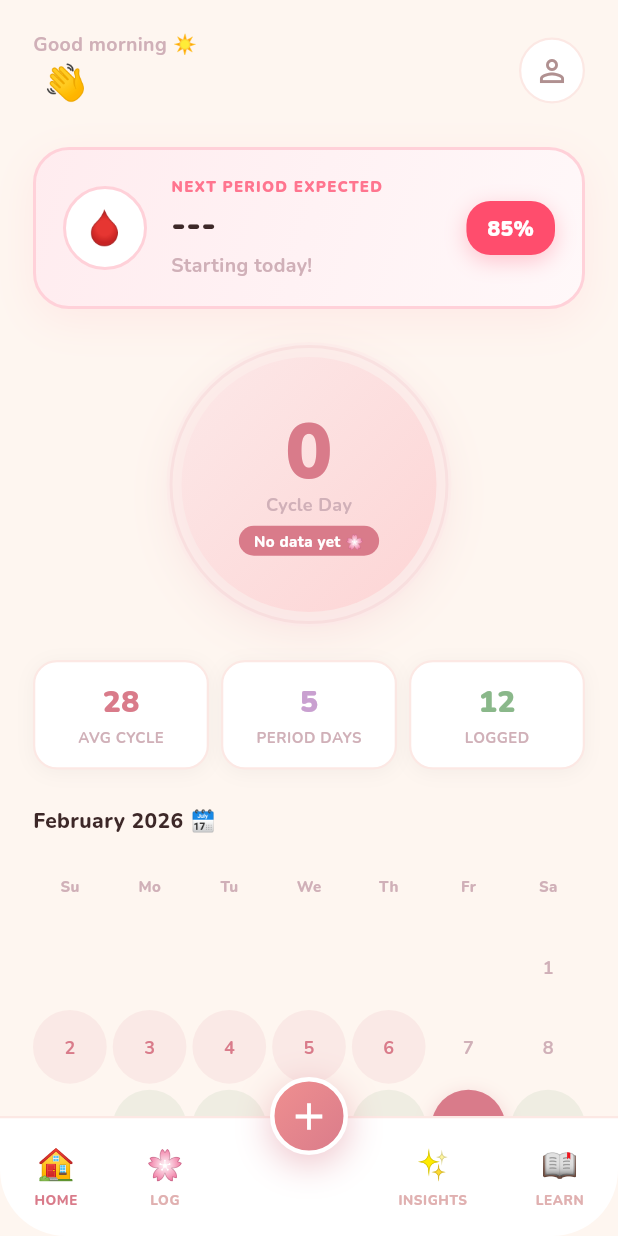
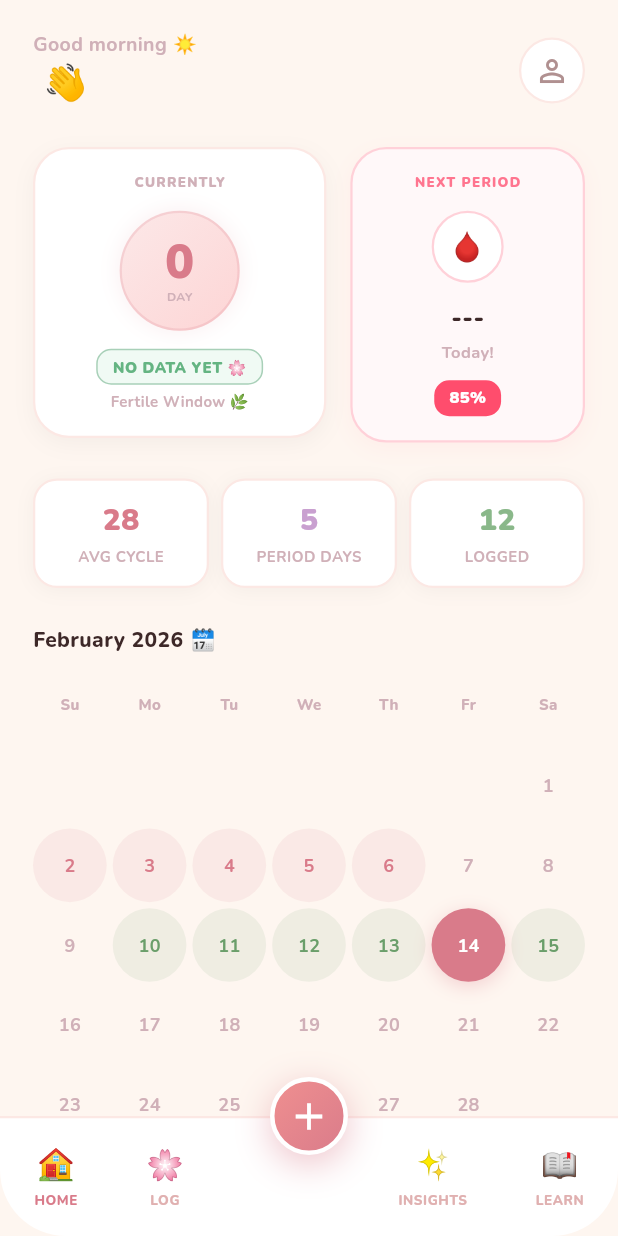
Before and after one commit to its-me-gayan/MeTrustual, a Flutter app: the HomeScreen screen opened by its route, on a phone screen of 412 x 824 dp. Run offline on Flutter 3.47's test engine with Material 3 defaults, Android fonts, the phone set to English and light mode, and no system bars; our stand-ins replace cloud_firestore, easy_localization, firebase_auth, firebase_core, firebase_storage, flutter_riverpod and 3 more; accounts and stored records are empty.

Commit message:
UI: Redesign Home Screen with side-by-side compact layout for Cycle and Next Period

```diff
--- a/lib/features/home/screens/home_screen.dart
+++ b/lib/features/home/screens/home_screen.dart
@@ -66,10 +66,21 @@ class HomeScreen extends ConsumerWidget {
                 ],
               ),
               const SizedBox(height: 24),
-              // Moved NextPeriodCard to the top
-              const NextPeriodCard(),
-              const SizedBox(height: 24),
-              _buildCycleDisplay(homeData),
+              // Side-by-side layout for Cycle and Next Period
+              Row(
+                crossAxisAlignment: CrossAxisAlignment.start,
+                children: [
+                  Expanded(
+                    flex: 5,
+                    child: _buildCycleDisplay(homeData),
+                  ),
+                  const SizedBox(width: 16),
+                  const Expanded(
+                    flex: 4,
+                    child: NextPeriodCard(),
+                  ),
+                ],
+              ),
               const SizedBox(height: 24),
               _buildStatsRow(homeData),
               const SizedBox(height: 24),
--- a/lib/features/home/widgets/cycle_circle.dart
+++ b/lib/features/home/widgets/cycle_circle.dart
@@ -5,88 +5,101 @@ class CycleCircle extends StatelessWidget {
   final int day;
   final String phase;
 
-  const CycleCircle({
-    super.key,
-    required this.day,
-    required this.phase,
-  });
+  const CycleCircle({super.key, required this.day, required this.phase});
 
   @override
   Widget build(BuildContext context) {
-    return Center(
-      child: Stack(
-        alignment: Alignment.center,
+    return Container(
+      padding: const EdgeInsets.symmetric(vertical: 16, horizontal: 12),
+      decoration: BoxDecoration(
+        color: Colors.white,
+        borderRadius: BorderRadius.circular(24),
+        border: Border.all(color: AppColors.border, width: 1.5),
+        boxShadow: [
+          BoxShadow(
+            color: Colors.black.withOpacity(0.04),
+            offset: const Offset(0, 4),
+            blurRadius: 12,
+          ),
+        ],
+      ),
+      child: Column(
+        mainAxisSize: MainAxisSize.min,
         children: [
-          // Outer dashed ring — removed borderRadius, BoxShape.circle handles it
-          Container(
-            width: 186,
-            height: 186,
-            decoration: BoxDecoration(
-              shape: BoxShape.circle,
-              border: Border.all(
-                color: AppColors.primaryRose.withOpacity(0.2),
-                width: 2,
-                style: BorderStyle.solid,
+          const Text(
+            'CURRENTLY',
+            style: TextStyle(
+              fontSize: 9,
+              fontWeight: FontWeight.w900,
+              color: AppColors.textMuted,
+              letterSpacing: 0.8,
             ),
           ),
-          ),
-          // Main Circle
+          const SizedBox(height: 12),
           Container(
-            width: 170,
-            height: 170,
+            width: 80,
+            height: 80,
             decoration: BoxDecoration(
               shape: BoxShape.circle,
               gradient: AppColors.cycleCircleGradient,
+              border: Border.all(color: AppColors.primaryRose.withOpacity(0.2), width: 1.5),
               boxShadow: [
                 BoxShadow(
-                  color: AppColors.primaryRose.withOpacity(0.2),
-                  offset: const Offset(0, 8),
-                  blurRadius: 30,
-                ),
-                BoxShadow(
-                  color: const Color(0xFFFCE8E8).withOpacity(0.5),
-                  spreadRadius: 10,
+                  color: AppColors.primaryRose.withOpacity(0.1),
+                  blurRadius: 10,
+                  spreadRadius: 2,
                 ),
               ],
             ),
+            alignment: Alignment.center,
             child: Column(
               mainAxisAlignment: MainAxisAlignment.center,
               children: [
                 Text(
                   '$day',
                   style: const TextStyle(
-                    fontSize: 52,
+                    fontSize: 32,
                     fontWeight: FontWeight.w900,
                     color: AppColors.primaryRose,
-                    height: 1,
+                    height: 1.1,
                   ),
                 ),
                 const Text(
-                  'Cycle Day',
+                  'DAY',
                   style: TextStyle(
-                    fontSize: 12,
-                    fontWeight: FontWeight.w700,
+                    fontSize: 8,
+                    fontWeight: FontWeight.bold,
                     color: AppColors.textMuted,
                   ),
                 ),
-                const SizedBox(height: 6),
+              ],
+            ),
+          ),
+          const SizedBox(height: 12),
           Container(
-                  padding:
-                      const EdgeInsets.symmetric(horizontal: 10, vertical: 3),
+            padding: const EdgeInsets.symmetric(horizontal: 10, vertical: 4),
             decoration: BoxDecoration(
-                    color: AppColors.primaryRose,
-                    borderRadius: BorderRadius.circular(20),
+              color: const Color(0xFFF0FAF4),
+              borderRadius: BorderRadius.circular(10),
+              border: Border.all(color: const Color(0xFFA8D0B8)),
             ),
             child: Text(
-                    phase,
+              phase.toUpperCase(),
               style: const TextStyle(
                 fontSize: 10,
-                      fontWeight: FontWeight.w800,
-                      color: Colors.white,
+                fontWeight: FontWeight.w900,
+                color: Color(0xFF64B482),
+                letterSpacing: 0.4,
               ),
             ),
           ),
-              ],
+          const SizedBox(height: 4),
+          const Text(
+            'Fertile Window 🌿',
+            style: TextStyle(
+              fontSize: 10,
+              fontWeight: FontWeight.w700,
+              color: AppColors.textMuted,
             ),
           ),
         ],
--- a/lib/features/home/widgets/next_period_card.dart
+++ b/lib/features/home/widgets/next_period_card.dart
@@ -13,96 +13,79 @@ class NextPeriodCard extends ConsumerWidget {
     final prediction = homeData?['prediction'];
 
     final nextDate = prediction != null
-        ? DateFormat('MMMM d').format(prediction.nextPeriodDate)
+        ? DateFormat('MMM d').format(prediction.nextPeriodDate)
         : '---';
     final daysUntil = prediction != null
         ? prediction.nextPeriodDate.difference(DateTime.now()).inDays
         : 0;
 
     return Container(
-      width: double.infinity,
-      padding: const EdgeInsets.all(18),
+      padding: const EdgeInsets.all(16),
       decoration: BoxDecoration(
-        gradient: const LinearGradient(
-          colors: [Color(0xFFFFECEF), Color(0xFFFFF8F9)],
-          begin: Alignment.topLeft,
-          end: Alignment.bottomRight,
-        ),
+        color: const Color(0xFFFFF8F9),
         borderRadius: BorderRadius.circular(24),
-        border: Border.all(color: const Color(0xFFFFD1D9), width: 2),
+        border: Border.all(color: const Color(0xFFFFD1D9), width: 1.5),
         boxShadow: [
           BoxShadow(
-            color: const Color(0xFFFF4D6D).withOpacity(0.08),
-            offset: const Offset(0, 8),
-            blurRadius: 24,
+            color: const Color(0xFFFF4D6D).withOpacity(0.05),
+            offset: const Offset(0, 4),
+            blurRadius: 12,
           ),
         ],
       ),
-      child: Row(
-        children: [
-          Container(
-            width: 56,
-            height: 56,
-            decoration: BoxDecoration(
-              color: Colors.white,
-              shape: BoxShape.circle,
-              border: Border.all(color: const Color(0xFFFFD1D9), width: 2),
-            ),
-            alignment: Alignment.center,
-            child: const Text('🩸', style: TextStyle(fontSize: 26)),
-          ),
-          const SizedBox(width: 16),
-          Expanded(
       child: Column(
-              crossAxisAlignment: CrossAxisAlignment.start,
+        mainAxisSize: MainAxisSize.min,
         children: [
           const Text(
-                  'NEXT PERIOD EXPECTED',
+            'NEXT PERIOD',
             style: TextStyle(
-                    fontSize: 10,
+              fontSize: 9,
               fontWeight: FontWeight.w900,
               color: Color(0xFFFF758F),
               letterSpacing: 0.8,
             ),
           ),
-                const SizedBox(height: 2),
+          const SizedBox(height: 12),
+          Container(
+            width: 48,
+            height: 48,
+            decoration: BoxDecoration(
+              color: Colors.white,
+              shape: BoxShape.circle,
+              border: Border.all(color: const Color(0xFFFFD1D9), width: 1.5),
+            ),
+            alignment: Alignment.center,
+            child: const Text('🩸', style: TextStyle(fontSize: 22)),
+          ),
+          const SizedBox(height: 12),
           Text(
             nextDate,
             style: const TextStyle(
-                    fontSize: 22,
+              fontSize: 16,
               fontWeight: FontWeight.w900,
               color: AppColors.textDark,
             ),
           ),
-                const SizedBox(height: 2),
+          const SizedBox(height: 4),
           Text(
-                  daysUntil > 0 ? 'In $daysUntil days' : 'Starting today!',
+            daysUntil > 0 ? 'In $daysUntil days' : 'Today!',
             style: const TextStyle(
-                    fontSize: 13,
+              fontSize: 11,
               fontWeight: FontWeight.w700,
               color: AppColors.textMuted,
             ),
           ),
-              ],
-            ),
-          ),
+          const SizedBox(height: 10),
           Container(
-            padding: const EdgeInsets.symmetric(horizontal: 14, vertical: 8),
+            padding: const EdgeInsets.symmetric(horizontal: 10, vertical: 4),
             decoration: BoxDecoration(
               color: const Color(0xFFFF4D6D),
-              borderRadius: BorderRadius.circular(16),
-              boxShadow: [
-                BoxShadow(
-                  color: const Color(0xFFFF4D6D).withOpacity(0.3),
-                  offset: const Offset(0, 4),
-                  blurRadius: 12,
-                ),
-              ],
+              borderRadius: BorderRadius.circular(10),
             ),
             child: const Text(
               '85%',
               style: TextStyle(
-                fontSize: 14,
+                fontSize: 11,
                 fontWeight: FontWeight.w900,
                 color: Colors.white,
               ),
```
Lines whose indentation alone changed are shown as unchanged.
